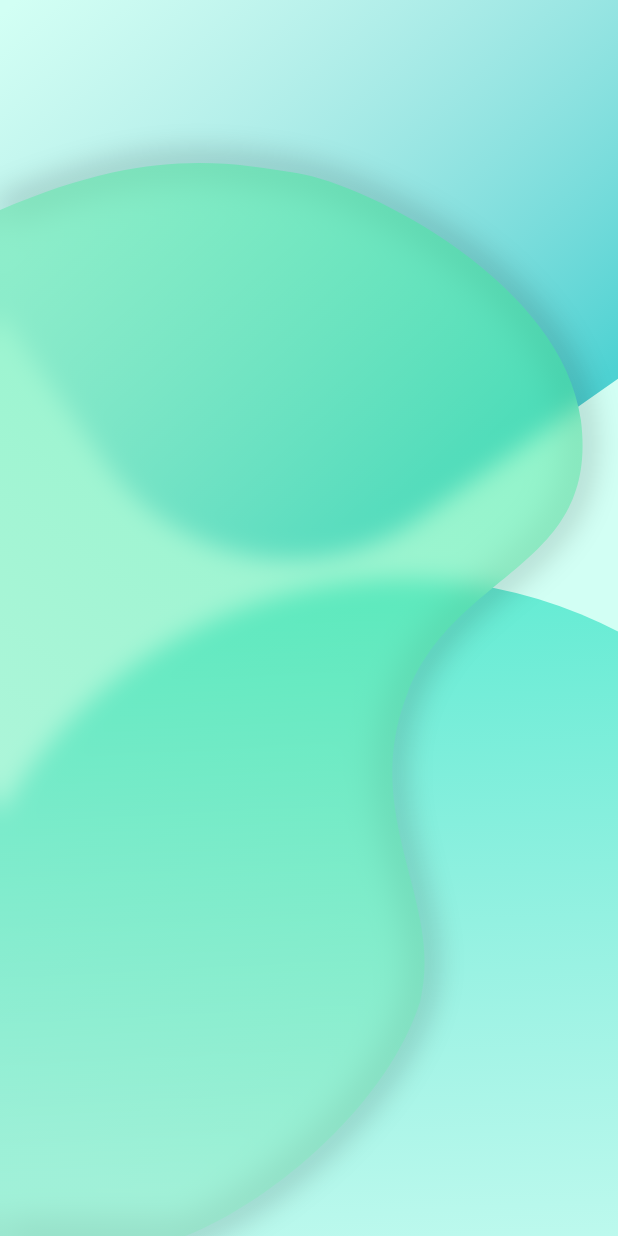
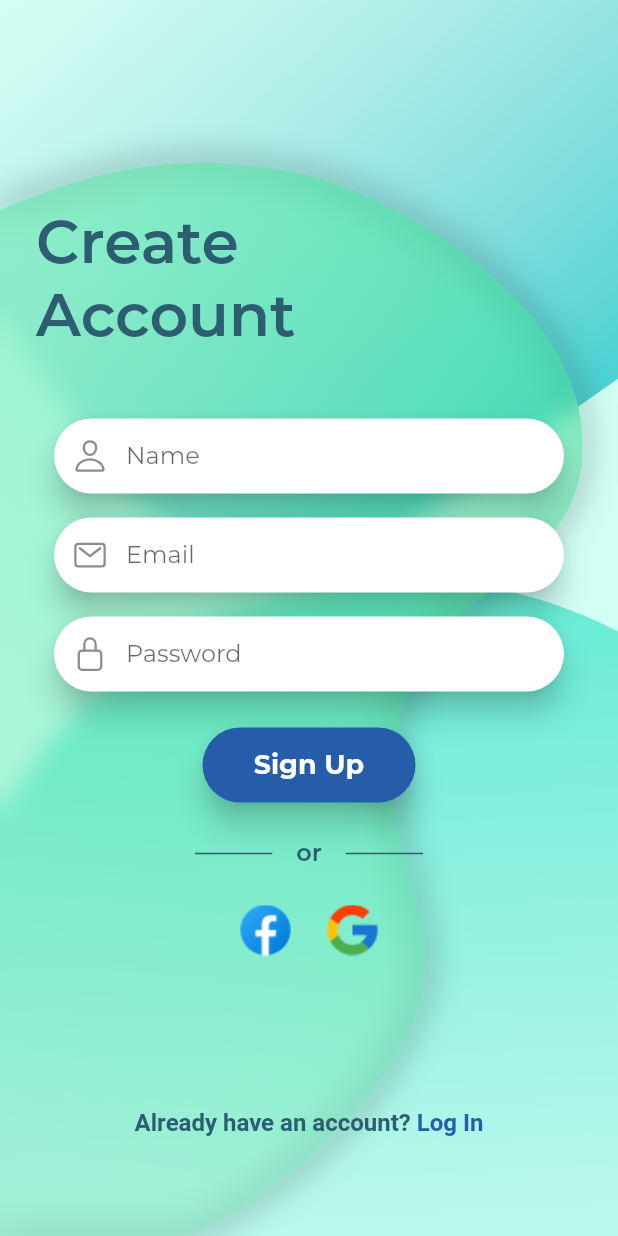
Before and after one commit to debugerrorx/login_screen_ui, a Flutter app: the screen it shows after launch, on a phone screen of 412 x 824 dp. Run offline on Flutter 3.47's test engine with Material 2 defaults, Android fonts, the phone set to English and light mode, and no system bars; our stand-ins replace ionicons.

Commit message:
Login Screen Part 2

```diff
--- a/lib/main.dart
+++ b/lib/main.dart
@@ -17,7 +17,10 @@ class MyApp extends StatelessWidget {
       debugShowCheckedModeBanner: false,
       theme: ThemeData(
         scaffoldBackgroundColor: kBackgroundColor,
-        textTheme: Theme.of(context).textTheme.apply(bodyColor: kPrimaryColor),
+        textTheme: Theme.of(context).textTheme.apply(
+              bodyColor: kPrimaryColor,
+              fontFamily: 'Montserrat',
+            ),
       ),
       home: const LoginScreen(),
     );
--- /dev/null
+++ b/lib/screens/login_screen/components/bottom_text.dart
@@ -0,0 +1,52 @@
+import 'package:flutter/material.dart';
+
+import '../../../utils/constants.dart';
+import 'login_content.dart';
+
+class BottomText extends StatelessWidget {
+  final Screens screen;
+
+  const BottomText({
+    Key? key,
+    required this.screen,
+  }) : super(key: key);
+
+  @override
+  Widget build(BuildContext context) {
+    return GestureDetector(
+      onTap: () {
+        // In the next part
+      },
+      behavior: HitTestBehavior.opaque,
+      child: Padding(
+        padding: const EdgeInsets.all(16),
+        child: RichText(
+          text: TextSpan(
+            style: const TextStyle(
+              fontSize: 16,
+              fontFamily: 'Montserrat',
+            ),
+            children: [
+              TextSpan(
+                text: screen == Screens.createAccount
+                    ? 'Already have an account? '
+                    : 'Don\'t have an account? ',
+                style: const TextStyle(
+                  color: kPrimaryColor,
+                  fontWeight: FontWeight.w600,
+                ),
+              ),
+              TextSpan(
+                text: screen == Screens.createAccount ? 'Log In' : 'Sign Up',
+                style: const TextStyle(
+                  color: kSecondaryColor,
+                  fontWeight: FontWeight.bold,
+                ),
+              ),
+            ],
+          ),
+        ),
+      ),
+    );
+  }
+}
--- /dev/null
+++ b/lib/screens/login_screen/components/login_content.dart
@@ -0,0 +1,177 @@
+import 'package:flutter/material.dart';
+import 'package:ionicons/ionicons.dart';
+
+import '../../../utils/constants.dart';
+import 'bottom_text.dart';
+import 'top_text.dart';
+
+enum Screens {
+  createAccount,
+  welcomeBack,
+}
+
+class LoginContent extends StatelessWidget {
+  const LoginContent({Key? key}) : super(key: key);
+
+  Widget inputField(String hint, IconData iconData) {
+    return Padding(
+      padding: const EdgeInsets.symmetric(horizontal: 36, vertical: 8),
+      child: SizedBox(
+        height: 50,
+        child: Material(
+          elevation: 8,
+          shadowColor: Colors.black87,
+          color: Colors.transparent,
+          borderRadius: BorderRadius.circular(30),
+          child: TextField(
+            textAlignVertical: TextAlignVertical.bottom,
+            decoration: InputDecoration(
+              border: OutlineInputBorder(
+                borderRadius: BorderRadius.circular(30),
+                borderSide: BorderSide.none,
+              ),
+              filled: true,
+              fillColor: Colors.white,
+              hintText: hint,
+              prefixIcon: Icon(iconData),
+            ),
+          ),
+        ),
+      ),
+    );
+  }
+
+  Widget loginButton(String title) {
+    return Padding(
+      padding: const EdgeInsets.symmetric(horizontal: 135, vertical: 16),
+      child: ElevatedButton(
+        onPressed: () {},
+        style: ElevatedButton.styleFrom(
+          padding: const EdgeInsets.symmetric(vertical: 14),
+          shape: const StadiumBorder(),
+          primary: kSecondaryColor,
+          elevation: 8,
+          shadowColor: Colors.black87,
+        ),
+        child: Text(
+          title,
+          style: const TextStyle(
+            fontSize: 18,
+            fontWeight: FontWeight.bold,
+          ),
+        ),
+      ),
+    );
+  }
+
+  Widget orDivider() {
+    return Padding(
+      padding: const EdgeInsets.symmetric(horizontal: 130, vertical: 8),
+      child: Row(
+        children: [
+          Flexible(
+            child: Container(
+              height: 1,
+              color: kPrimaryColor,
+            ),
+          ),
+          const Padding(
+            padding: EdgeInsets.symmetric(horizontal: 16),
+            child: Text(
+              'or',
+              style: TextStyle(
+                fontSize: 16,
+                fontWeight: FontWeight.w600,
+              ),
+            ),
+          ),
+          Flexible(
+            child: Container(
+              height: 1,
+              color: kPrimaryColor,
+            ),
+          ),
+        ],
+      ),
+    );
+  }
+
+  Widget logos() {
+    return Padding(
+      padding: const EdgeInsets.symmetric(vertical: 16),
+      child: Row(
+        mainAxisAlignment: MainAxisAlignment.center,
+        children: [
+          Image.asset('assets/images/facebook.png'),
+          const SizedBox(width: 24),
+          Image.asset('assets/images/google.png'),
+        ],
+      ),
+    );
+  }
+
+  Widget forgotPassword() {
+    return Padding(
+      padding: const EdgeInsets.symmetric(horizontal: 110),
+      child: TextButton(
+        onPressed: () {},
+        child: const Text(
+          'Forgot Password?',
+          style: TextStyle(
+            fontSize: 16,
+            fontWeight: FontWeight.w600,
+            color: kSecondaryColor,
+          ),
+        ),
+      ),
+    );
+  }
+
+  @override
+  Widget build(BuildContext context) {
+    const currentScreen = Screens.createAccount;
+
+    return Stack(
+      children: [
+        const Positioned(
+          top: 136,
+          left: 24,
+          child: TopText(screen: currentScreen),
+        ),
+        Padding(
+          padding: const EdgeInsets.only(top: 100),
+          child: Stack(
+            children: [
+              Column(
+                mainAxisAlignment: MainAxisAlignment.center,
+                crossAxisAlignment: CrossAxisAlignment.stretch,
+                children: currentScreen == Screens.createAccount
+                    ? [
+                        inputField('Name', Ionicons.person_outline),
+                        inputField('Email', Ionicons.mail_outline),
+                        inputField('Password', Ionicons.lock_closed_outline),
+                        loginButton('Sign Up'),
+                        orDivider(),
+                        logos(),
+                      ]
+                    : [
+                        inputField('Email', Ionicons.mail_outline),
+                        inputField('Password', Ionicons.lock_closed_outline),
+                        loginButton('Log In'),
+                        forgotPassword(),
+                      ],
+              ),
+            ],
+          ),
+        ),
+        const Align(
+          alignment: Alignment.bottomCenter,
+          child: Padding(
+            padding: EdgeInsets.only(bottom: 50),
+            child: BottomText(screen: currentScreen),
+          ),
+        ),
+      ],
+    );
+  }
+}
--- /dev/null
+++ b/lib/screens/login_screen/components/top_text.dart
@@ -0,0 +1,23 @@
+import 'package:flutter/material.dart';
+
+import 'login_content.dart';
+
+class TopText extends StatelessWidget {
+  final Screens screen;
+
+  const TopText({
+    Key? key,
+    required this.screen,
+  }) : super(key: key);
+
+  @override
+  Widget build(BuildContext context) {
+    return Text(
+      screen == Screens.createAccount ? 'Create\nAccount' : 'Welcome\nBack',
+      style: const TextStyle(
+        fontSize: 40,
+        fontWeight: FontWeight.w600,
+      ),
+    );
+  }
+}
--- a/lib/screens/login_screen/login_screen.dart
+++ b/lib/screens/login_screen/login_screen.dart
@@ -1,8 +1,9 @@
+import 'dart:math' as math;
+
 import 'package:flutter/material.dart';
 
-import 'dart:math' as math;
-
-import 'center_widget/center_widget.dart';
+import 'components/center_widget/center_widget.dart';
+import 'components/login_content.dart';
 
 class LoginScreen extends StatefulWidget {
   const LoginScreen({Key? key}) : super(key: key);
@@ -69,6 +70,7 @@ class _LoginScreenState extends State<LoginScreen> {
             child: bottomWidget(screenSize.width),
           ),
           CenterWidget(size: screenSize),
+          const LoginContent(),
         ],
       ),
     );
```
Also changed, not shown: pubspec.yaml (+13 -29 lines), assets/fonts/Montserrat-Bold.otf (added), assets/fonts/Montserrat-Regular.otf (added), assets/fonts/Montserrat-SemiBold.otf (added), assets/images/facebook.png (added), assets/images/google.png (added), lib/screens/login_screen/components/center_widget/center_widget.dart (renamed from lib/screens/login_screen/center_widget/center_widget.dart), lib/screens/login_screen/components/center_widget/center_widget_clipper.dart (renamed from lib/screens/login_screen/center_widget/center_widget_clipper.dart), lib/screens/login_screen/components/center_widget/center_widget_painter.dart (renamed from lib/screens/login_screen/center_widget/center_widget_painter.dart), pubspec.lock, thumbnail.png (added), 62 other files.
